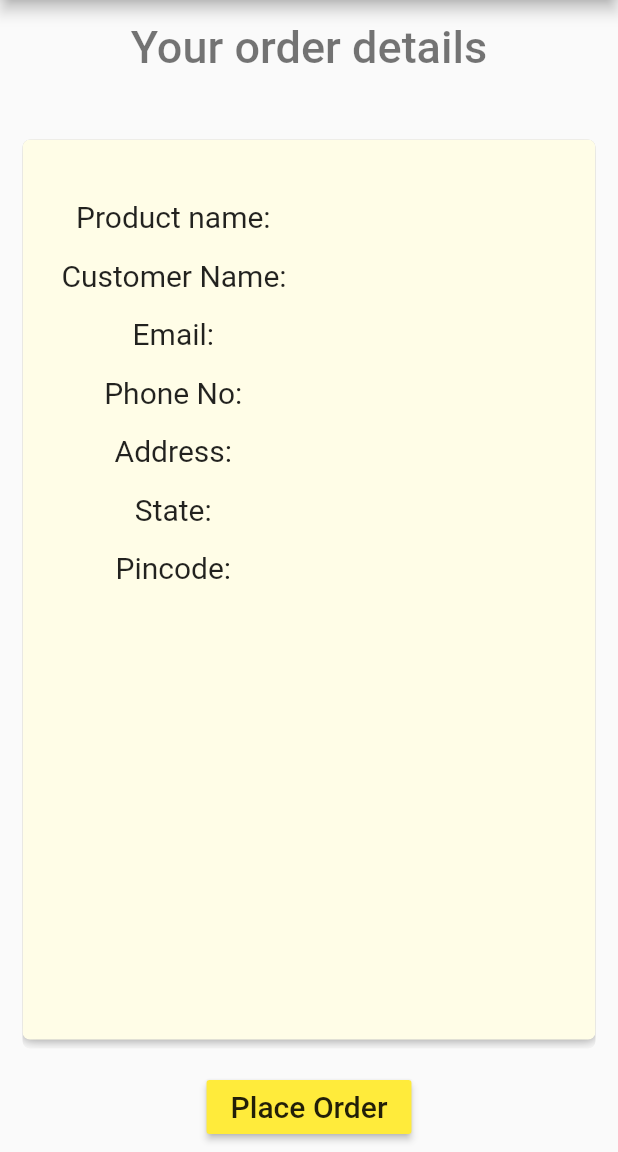
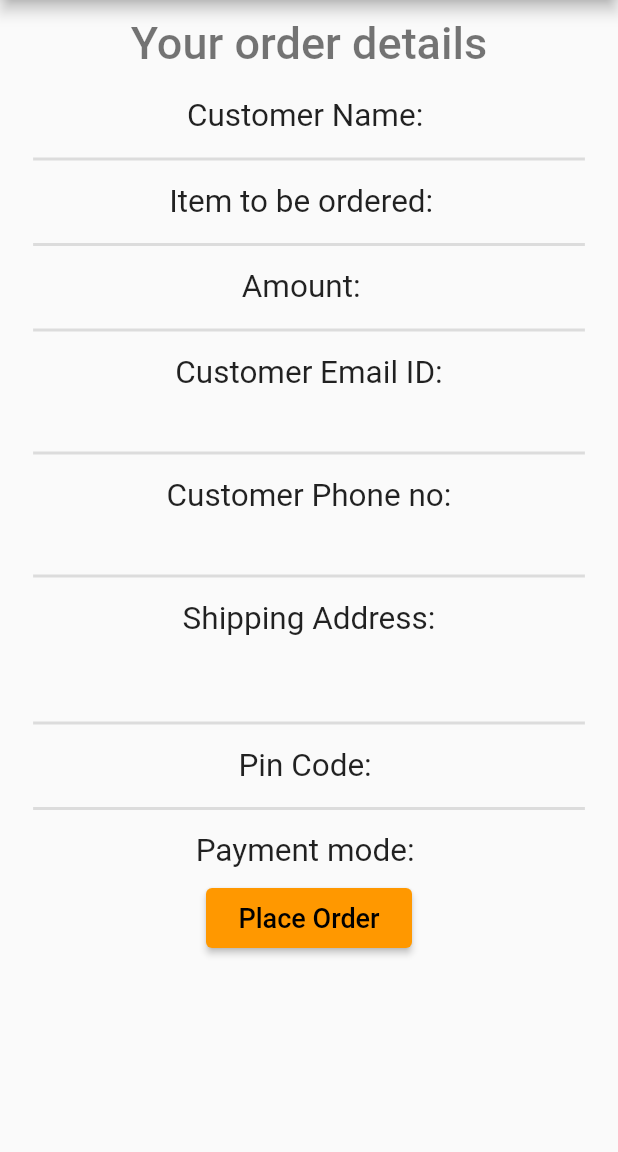
Before and after one commit to abhinavanRoy/Online-Shopping-system, a Flutter app: the OrderConfirmPage screen opened directly with empty values, on a phone screen of 412 x 824 dp, the part 84-1236 px from its top. Run offline on Flutter 3.47's test engine with Material 2 defaults, Android fonts, the phone set to English and light mode, and no system bars; our stand-ins replace cloud_firestore, firebase_auth, firebase_core, firebase_storage; accounts and stored records are empty.

Commit message:
Changed UI

```diff
--- a/shop/lib/MyCart.dart
+++ b/shop/lib/MyCart.dart
@@ -6,6 +6,8 @@ class MyCart extends StatefulWidget {
 }
 
 class _MyCartState extends State<MyCart> {
+
+
   @override
   Widget build(BuildContext context) {
     return Scaffold(
@@ -21,6 +23,9 @@ class _MyCartState extends State<MyCart> {
           ),
         ),
       ),
+
     );
   }
+
+
 }
--- a/shop/lib/OrderConfirmPage.dart
+++ b/shop/lib/OrderConfirmPage.dart
@@ -1,7 +1,10 @@
+import 'package:flutter/cupertino.dart';
 import 'package:flutter/material.dart';
+import 'package:shop/OrderPlacedPage.dart';
 
+// ignore: must_be_immutable
 class OrderConfirmPage extends StatefulWidget {
-  String itemname, price, name, emailId, address, state, phoneNo, pincode;
+  String itemname, price, name, emailId, address, state, phoneNo, pincode,paymentMethod;
   OrderConfirmPage({
     Key key,
     @required this.itemname,
@@ -12,19 +15,22 @@ class OrderConfirmPage extends StatefulWidget {
     @required this.address,
     @required this.state,
     @required this.pincode,
+    @required this.paymentMethod,
   }) : super(key: key);
   @override
   _OrderConfirmPageState createState() => _OrderConfirmPageState(
-      itemname, price, name, emailId, phoneNo, address, state, pincode);
+      itemname, price, name, emailId, phoneNo, address, state, pincode,paymentMethod);
 }
 
 class _OrderConfirmPageState extends State<OrderConfirmPage> {
   final ScrollController _scrollController = ScrollController();
-  String itemname, price, name, emailId, address, state, phoneNo, pincode;
+  String itemname, price, name, emailId, address, state, phoneNo, pincode,paymentMethod;
   _OrderConfirmPageState(this.itemname, this.price, this.name, this.emailId,
-      this.phoneNo, this.address, this.state, this.pincode);
+      this.phoneNo, this.address, this.state, this.pincode,this.paymentMethod);
   @override
   Widget build(BuildContext context) {
+    double width = MediaQuery.of(context).size.width;
+    double height = MediaQuery.of(context).size.height;
     return Scaffold(
       appBar: AppBar(
         backgroundColor: Colors.yellow,
@@ -39,135 +45,171 @@ class _OrderConfirmPageState extends State<OrderConfirmPage> {
         ),
       ),
       body: Container(
+        height: height,
+
+        width: width,
         child: Column(
           children: <Widget>[
             Padding(
-              padding: const EdgeInsets.all(14.0),
+              padding: const EdgeInsets.all(11.0),
               child: Text(
                 'Your order details',
                 style: TextStyle(
                   color: Colors.black54,
                   fontWeight: FontWeight.w500,
-                    fontSize: 30),
+                  fontSize: 30,
                 ),
               ),
-            Padding(
-              padding: const EdgeInsets.fromLTRB(15.0, 30.0, 15.0, 15.0),
-              child: ClipRRect(
-                borderRadius: BorderRadius.circular(5.0),
+            ),
+
+            Expanded(
               child: Container(
-                  height: 600.0,
-                  margin: const EdgeInsets.only(bottom: 6.0),
-                  decoration: BoxDecoration(
-                    borderRadius: BorderRadius.circular(5.0),
-                    color: Colors.yellow.shade50,
-                    boxShadow: [
-                      BoxShadow(
-                        color: Colors.grey,
-                        offset: Offset(0.0, 1.0), //(x,y)
-                        blurRadius: 6.0,
-                      ),
-                    ],
-                  ),
-                  child: Padding(
-                    padding: const EdgeInsets.all(10.0),
+
+                height: height / 1.3,
+                width: width,
                 child: Column(
-                      children: [
-                        Expanded(
-                          child: Align(
-                            alignment: FractionalOffset.bottomCenter,
-                            child: Padding(
-                              padding:
-                                  const EdgeInsets.fromLTRB(8.0, 0.0, 5.0, 8.0),
-                              child: Row(
-                                children: [
-                                  Container(
-                                    height: 550.0,
-                                    width: 310.0,
-                                    color: Colors.yellow.shade50,
-                                    child: Padding(
-                                      padding: const EdgeInsets.fromLTRB(
-                                          0.0, 0.0, 140.0, 0.0),
-                                      child: Scrollbar(
-                                        isAlwaysShown: false,
-                                        controller: _scrollController,
-                                        child: ListView(
-                                          controller: _scrollController,
-
-                                          children: <Widget> [
-                                            Column(
                   children: <Widget>[
                     Padding(
                       padding: const EdgeInsets.all(8.0),
                       child: Text(
-                                                  "Product name: " + "$itemname",
-                                                  style: TextStyle(
-                                                    fontSize: 20.0,
+                        "Customer Name: " + "$name",
+                        style: TextStyle(fontSize: 21),
                       ),
+                    ),
+                    SizedBox(
+                      width: width / 1.12,
+                      child: Divider(
+                        thickness: 2,
+                        color: Colors.black12,
                       ),
                     ),
                     Padding(
                       padding: const EdgeInsets.all(8.0),
                       child: Text(
-                                                  "Customer Name: " + "$name",
-                                                  style: TextStyle(
-                                                    fontSize: 20.0,
+                        "Item to be ordered:  " + "$itemname",
+                        style: TextStyle(fontSize: 21),
                       ),
+                    ),
+                    SizedBox(
+                      width: width / 1.12,
+                      child: Divider(
+                        thickness: 2,
+                        color: Colors.black12,
                       ),
                     ),
                     Padding(
                       padding: const EdgeInsets.all(8.0),
                       child: Text(
-                                                  "Email: " + "$emailId",
-                                                  style: TextStyle(
-                                                    fontSize: 20.0,
+                        "Amount:  " + "$price",
+                        style: TextStyle(fontSize: 21),
                       ),
+                    ),
+                    SizedBox(
+                      width: width / 1.12,
+                      child: Divider(
+                        thickness: 2,
+                        color: Colors.black12,
                       ),
                     ),
                     Padding(
                       padding: const EdgeInsets.all(8.0),
                       child: Text(
-                                                  "Phone No: " + "$phoneNo",
+                        "Customer Email ID:",
+                        style: TextStyle(fontSize: 21),
+                      ),
+                    ),
+                    Text(
+                      "$emailId",
                       style: TextStyle(
-                                                    fontSize: 20.0,
+                        fontSize: 21,
                       ),
+                    ),
+                    SizedBox(
+                      width: width / 1.12,
+                      child: Divider(
+                        thickness: 2,
+                        color: Colors.black12,
                       ),
                     ),
                     Padding(
                       padding: const EdgeInsets.all(8.0),
                       child: Text(
-                                                  "Address: " + "$address",
+                        "Customer Phone no:",
+                        style: TextStyle(fontSize: 21),
+                      ),
+                    ),
+                    Text(
+                      "$phoneNo",
                       style: TextStyle(
-                                                    fontSize: 20.0,
+                        fontSize: 21,
                       ),
+                    ),
+                    SizedBox(
+                      width: width / 1.12,
+                      child: Divider(
+                        thickness: 2,
+                        color: Colors.black12,
                       ),
                     ),
                     Padding(
                       padding: const EdgeInsets.all(8.0),
                       child: Text(
-                                                  "State: " + "$state",
-                                                  style: TextStyle(
-                                                    fontSize: 20.0,
-                                                  ),
+                        "Shipping Address:",
+                        style: TextStyle(fontSize: 21),
                       ),
                     ),
                     Padding(
                       padding: const EdgeInsets.all(8.0),
                       child: Text(
-                                                  "Pincode: " + "$pincode",
+                        "$address",
                         style: TextStyle(
-                                                    fontSize: 20.0,
+                          fontSize: 21,
                         ),
                       ),
                     ),
-                                            ],
+
+                    SizedBox(
+                      width: width / 1.12,
+                      child: Divider(
+                        thickness: 2,
+                        color: Colors.black12,
                       ),
-                              ],
+                    ),
+                    Padding(
+                      padding: const EdgeInsets.all(8.0),
+                      child: Text(
+                        "Pin Code: " + "$pincode",
+                        style: TextStyle(fontSize: 21),
                       ),
                     ),
 
+                    SizedBox(
+                      width: width / 1.12,
+                      child: Divider(
+                        thickness: 2,
+                        color: Colors.black12,
                       ),
-                                  ),],
+                    ),
+                    Padding(
+                      padding: const EdgeInsets.all(8.0),
+                      child: Text(
+                        "Payment mode: " + "$paymentMethod",
+                        style: TextStyle(fontSize: 21),
+                      ),
+                    ),
+                    SizedBox(
+                      height: 4,
+                    ),
+                    SizedBox(
+                      height: 40,
+                      width: width /3,
+                      child: ElevatedButton(
+                        onPressed: () {
+                          Navigator.of(context).pushReplacement(_createRoute());
+                        },
+                        child: Text("Place Order",
+                        style: TextStyle(
+                          fontSize: 18,
                         ),
                         ),
                       ),
@@ -176,22 +218,28 @@ class _OrderConfirmPageState extends State<OrderConfirmPage> {
                 ),
               ),
             ),
-              ),
-            ),
-            RaisedButton(
-              color: Colors.yellow,
-              onPressed: () {},
-              child: Text(
-                "Place Order",
-                style: TextStyle(
-                  fontSize: 20.0,
-                ),
-              ),
-            ),
           ],
-
         ),
       ),
     );
   }
+
 }
+
+Route _createRoute() {
+  return PageRouteBuilder(
+    pageBuilder: (context, animation, secondaryAnimation) => OrderPlaced(),
+    transitionsBuilder: (context, animation, secondaryAnimation, child) {
+      var begin = Offset(0.0, 1.0);
+      var end = Offset.zero;
+      var curve = Curves.ease;
+
+      var tween = Tween(begin: begin, end: end).chain(CurveTween(curve: curve));
+
+      return SlideTransition(
+        position: animation.drive(tween),
+        child: child,
+      );
+    },
+  );
+}
--- a/shop/lib/main.dart
+++ b/shop/lib/main.dart
@@ -22,7 +22,7 @@ class MyApp extends StatelessWidget {
       theme: ThemeData(
         primarySwatch: Colors.orange,
       ),
-      home: WelcomePage(),
+      home:WelcomePage(),
     );
   }
 }
```
Also changed, not shown: shop/lib/BuyPage.dart (+38 -30 lines), shop/lib/HomePage.dart (+31 -4 lines), shop/lib/OrderPlacedPage.dart (added, +48 -0 lines), shop/lib/testHome.dart (+28 -20 lines), 2 other files. Lines whose indentation alone changed are shown as unchanged.
